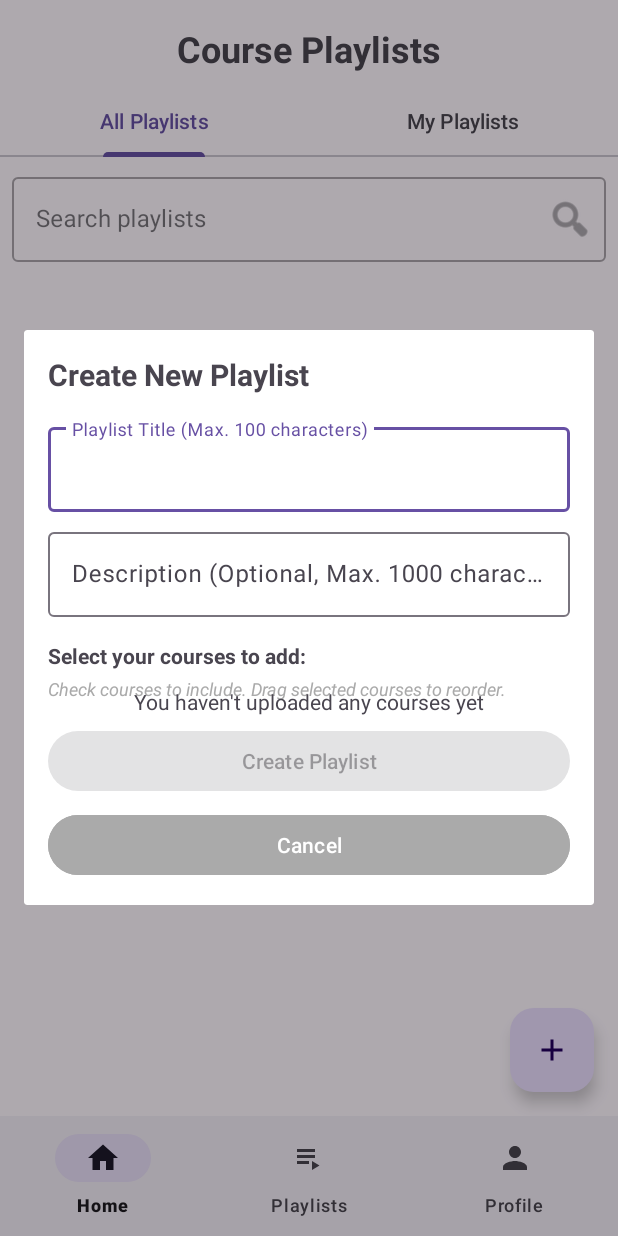
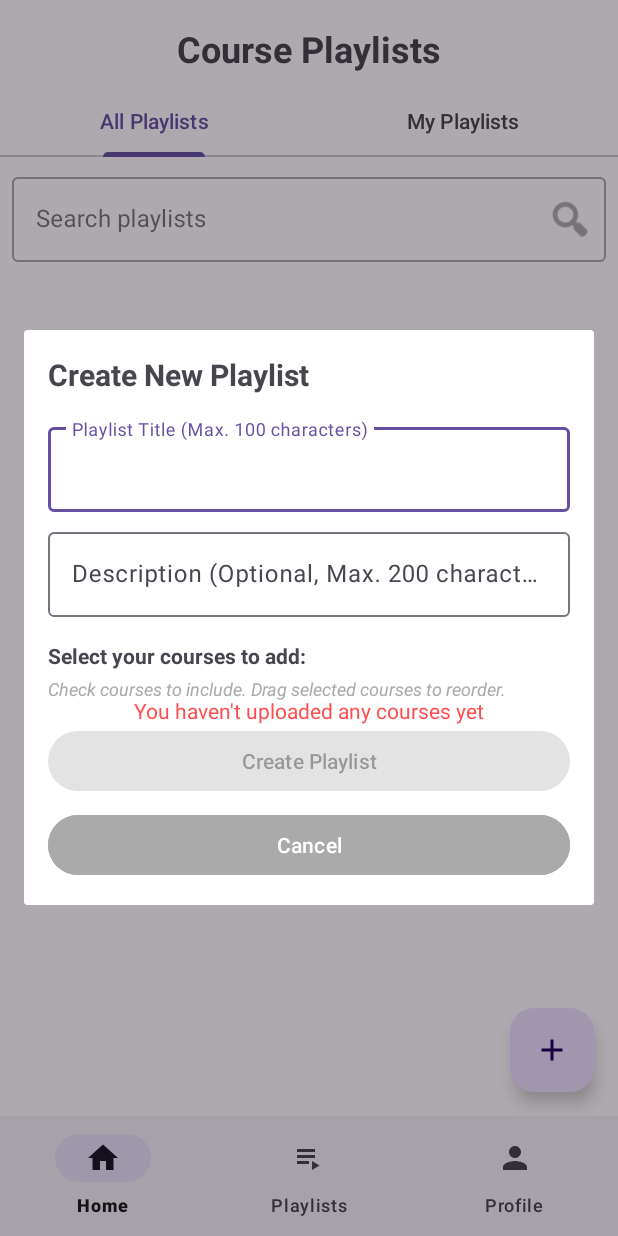
Before and after one commit to Tomzlee/CourseSharingApp, an Android app: the PlaylistsFragment screen opened through its navigation route, after a tap on "Create new playlist", on a phone screen of 412 x 824 dp. Run offline under Robolectric (Android 15) with nearby library versions, the phone set to English and light mode, and no system bars; our stand-ins replace Firebase (no records; nobody signed in at launch, a user with empty details on screens opened directly), navigation-ui.

Commit message:
Fixed navigation, fixed searchbar and playlist description overlap

```diff
--- a/app/src/main/java/com/example/coursesharingapp/MainActivity.java
+++ b/app/src/main/java/com/example/coursesharingapp/MainActivity.java
@@ -13,11 +13,18 @@ import com.example.coursesharingapp.databinding.ActivityMainBinding;
 import com.example.coursesharingapp.repository.AuthRepository;
 import com.google.firebase.auth.FirebaseUser;
 
+import java.util.ArrayList;
+
 public class MainActivity extends AppCompatActivity {
 
     private ActivityMainBinding binding;
     private NavController navController;
     private AuthRepository authRepository;
+    private int currentTabId = R.id.homeFragment;
+    private int previousTabId = R.id.homeFragment;
+
+    // Keep track of tab navigation history
+    private final ArrayList<Integer> tabHistory = new ArrayList<>();
 
     @Override
     protected void onCreate(Bundle savedInstanceState) {
@@ -28,6 +35,9 @@ public class MainActivity extends AppCompatActivity {
 
         // Initialize Firebase Auth
         authRepository = new AuthRepository();
+
+        // Initialize tab history with home as the starting point
+        tabHistory.add(R.id.homeFragment);
 
         // Setup Navigation
         NavHostFragment navHostFragment = (NavHostFragment) getSupportFragmentManager()
@@ -44,9 +54,19 @@ public class MainActivity extends AppCompatActivity {
                 handleDestinationChange(destination);
             });
 
-            // Make bottom navigation reselection just select the item
-            binding.bottomNavigation.setOnItemReselectedListener(item -> {
-                // Do nothing on reselection - prevents recreating the fragment
+            // Listen for bottom navigation selection
+            binding.bottomNavigation.setOnItemSelectedListener(item -> {
+                int itemId = item.getItemId();
+
+                // Update tab history when selecting a new tab
+                if (tabHistory.isEmpty() || tabHistory.get(tabHistory.size() - 1) != itemId) {
+                    // Remove this tab from history if it exists (to avoid duplicates)
+                    tabHistory.remove((Integer) itemId);
+                    // Add to history
+                    tabHistory.add(itemId);
+                }
+
+                return NavigationUI.onNavDestinationSelected(item, navController);
             });
         }
 
@@ -78,13 +98,24 @@ public class MainActivity extends AppCompatActivity {
                 finish();
                 return;
             } else if (destinationId == R.id.profileFragment || destinationId == R.id.playlistsFragment) {
-                // Navigate to home fragment when back is pressed from profile or playlists
-                // AND select the home item in the bottom navigation
-                binding.bottomNavigation.setSelectedItemId(R.id.homeFragment);
-                return;
+                // Navigate to the previous tab in history
+                if (tabHistory.size() > 1) {
+                    // Remove current tab from history
+                    tabHistory.remove(tabHistory.size() - 1);
+                    // Get the previous tab
+                    int previousTabId = tabHistory.get(tabHistory.size() - 1);
+                    // Navigate to previous tab
+                    binding.bottomNavigation.setSelectedItemId(previousTabId);
+                    return;
+                } else {
+                    // If no history, default to home
+                    binding.bottomNavigation.setSelectedItemId(R.id.homeFragment);
+                    return;
+                }
             }
         }
 
+        // For other fragments (course details, etc.), use normal back navigation
         super.onBackPressed();
     }
 
--- a/app/src/main/res/layout/dialog_create_playlist.xml
+++ b/app/src/main/res/layout/dialog_create_playlist.xml
@@ -48,8 +48,8 @@
             android:id="@+id/playlist_description_et"
             android:layout_width="match_parent"
             android:layout_height="wrap_content"
-            android:maxLength="1000"
-            android:hint="Description (Optional, Max. 1000 characters)"
+            android:maxLength="200"
+            android:hint="Description (Optional, Max. 200 characters)"
             android:inputType="textMultiLine"
             android:maxLines="3" />
     </com.google.android.material.textfield.TextInputLayout>
@@ -92,11 +92,12 @@
         android:layout_width="wrap_content"
         android:layout_height="wrap_content"
         android:text="You haven't uploaded any courses yet"
+        android:textColor="@color/red"
         android:visibility="gone"
-        app:layout_constraintBottom_toBottomOf="@+id/select_courses_recycler_view"
+        app:layout_constraintBottom_toTopOf="@+id/create_playlist_button"
         app:layout_constraintEnd_toEndOf="parent"
         app:layout_constraintStart_toStartOf="parent"
-        app:layout_constraintTop_toTopOf="@+id/select_courses_recycler_view" />
+        />
 
     <Button
         android:id="@+id/create_playlist_button"
--- a/app/src/main/res/layout/dialog_edit_playlist.xml
+++ b/app/src/main/res/layout/dialog_edit_playlist.xml
@@ -48,8 +48,8 @@
             android:id="@+id/playlist_description_et"
             android:layout_width="match_parent"
             android:layout_height="wrap_content"
-            android:maxLength="1000"
-            android:hint="Description (Optional, Max. 1000 characters)"
+            android:maxLength="200"
+            android:hint="Description (Optional, Max. 200 characters)"
             android:inputType="textMultiLine"
             android:maxLines="3" />
     </com.google.android.material.textfield.TextInputLayout>
--- a/app/src/main/res/layout/fragment_course_detail.xml
+++ b/app/src/main/res/layout/fragment_course_detail.xml
@@ -13,7 +13,7 @@
         <androidx.media3.ui.PlayerView
             android:id="@+id/video_view"
             android:layout_width="match_parent"
-            android:layout_height="240dp"
+            android:layout_height="480dp"
             app:layout_constraintEnd_toEndOf="parent"
             app:layout_constraintStart_toStartOf="parent"
             app:layout_constraintTop_toTopOf="parent" />
--- a/app/src/main/res/layout/fragment_register.xml
+++ b/app/src/main/res/layout/fragment_register.xml
@@ -71,7 +71,7 @@
             android:id="@+id/password_edit_text"
             android:layout_width="match_parent"
             android:layout_height="wrap_content"
-            android:hint="Password"
+            android:hint="Password (Min 6 characters)"
             android:inputType="textPassword" />
     </com.google.android.material.textfield.TextInputLayout>
 
--- a/app/src/main/res/layout/item_playlist.xml
+++ b/app/src/main/res/layout/item_playlist.xml
@@ -90,7 +90,7 @@
             android:layout_marginTop="8dp"
             android:ellipsize="end"
             android:maxLines="2"
-            app:layout_constraintEnd_toEndOf="parent"
+            app:layout_constraintEnd_toStartOf="@id/edit_playlist_button"
             app:layout_constraintStart_toStartOf="parent"
             app:layout_constraintTop_toBottomOf="@+id/playlist_creator_tv"
             tools:text="A collection of beginner-friendly programming courses covering various languages and concepts." />
```
Also changed, not shown: app/src/main/java/com/example/coursesharingapp/ui/home/HomeFragment.java (+20 -0 lines), app/src/main/java/com/example/coursesharingapp/ui/playlist/PlaylistsFragment.java (+18 -0 lines).
